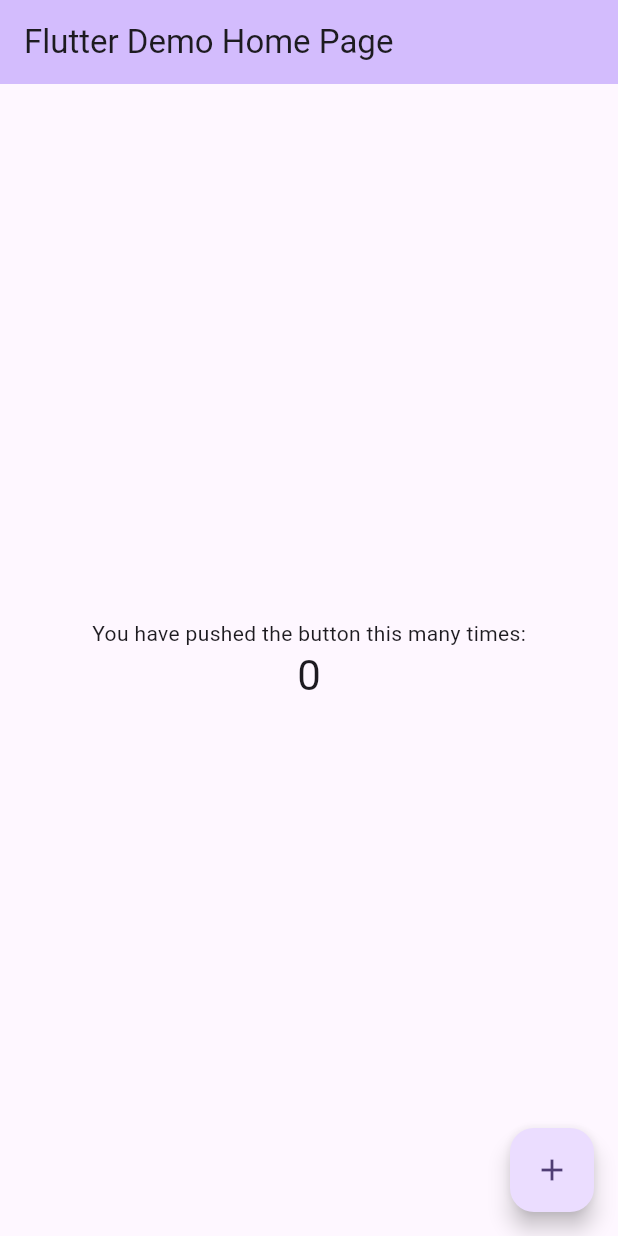
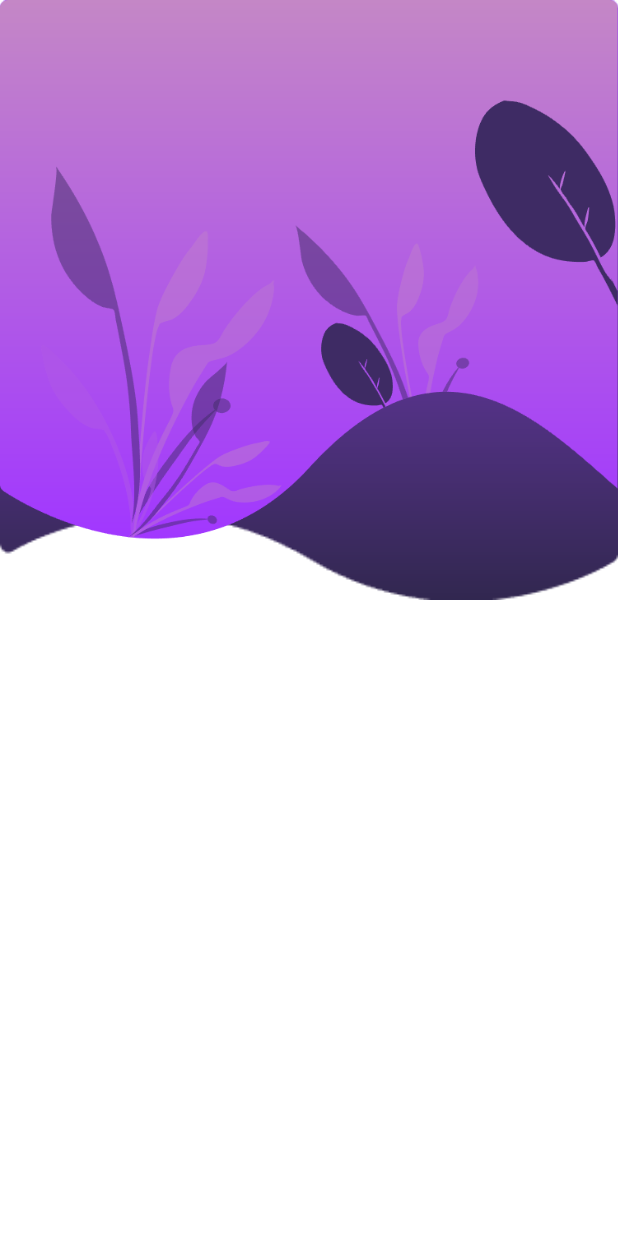
Before and after one commit to evcadhan021/login_page_ui_day13, a Flutter app: the screen it shows after launch, on a phone screen of 412 x 824 dp. Run offline on Flutter 3.47's test engine with Material 3 defaults, Android fonts, the phone set to English and light mode, and no system bars.

Commit message:
second commit

```diff
--- a/lib/main.dart
+++ b/lib/main.dart
@@ -1,125 +1,57 @@
 import 'package:flutter/material.dart';
 
 void main() {
-  runApp(const MyApp());
+  runApp(const MaterialApp(
+    debugShowCheckedModeBanner: false,
+    home: HomePage(),
+  ));
 }
 
-class MyApp extends StatelessWidget {
-  const MyApp({super.key});
+class HomePage extends StatefulWidget {
+  const HomePage({super.key});
 
-  // This widget is the root of your application.
+  @override
+  State<HomePage> createState() => _HomePageState();
+}
+
+class _HomePageState extends State<HomePage> {
   @override
   Widget build(BuildContext context) {
-    return MaterialApp(
-      title: 'Flutter Demo',
-      theme: ThemeData(
-        // This is the theme of your application.
-        //
-        // TRY THIS: Try running your application with "flutter run". You'll see
-        // the application has a purple toolbar. Then, without quitting the app,
-        // try changing the seedColor in the colorScheme below to Colors.green
-        // and then invoke "hot reload" (save your changes or press the "hot
-        // reload" button in a Flutter-supported IDE, or press "r" if you used
-        // the command line to start the app).
-        //
-        // Notice that the counter didn't reset back to zero; the application
-        // state is not lost during the reload. To reset the state, use hot
-        // restart instead.
-        //
-        // This works for code too, not just values: Most code changes can be
-        // tested with just a hot reload.
-        colorScheme: ColorScheme.fromSeed(seedColor: Colors.deepPurple),
-        useMaterial3: true,
-      ),
-      home: const MyHomePage(title: 'Flutter Demo Home Page'),
-    );
+    final width = MediaQuery.of(context).size.width;
+    return Scaffold(
+        backgroundColor: Colors.white,
+        body: Column(
+          children: [
+            Container(
+              height: 400,
+              child: Stack(
+                children: [
+                  Positioned(
+                    child: Container(
+                      decoration: const BoxDecoration(
+                        image: DecorationImage(
+                          image: AssetImage('assets/images/background.png'),
+                          fit: BoxFit.fill,
+                        ),
+                      ),
+                    ),
+                  ),
+                  Positioned(
+                    height: 400,
+                    width: width + 20,
+                    child: Container(
+                      decoration: const BoxDecoration(
+                        image: DecorationImage(
+                          image: AssetImage('assets/images/background-2.png'),
+                          fit: BoxFit.fill,
+                        ),
+                      ),
+                    ),
+                  )
+                ],
+              ),
+            )
+          ],
+        ));
   }
 }
-
-class MyHomePage extends StatefulWidget {
-  const MyHomePage({super.key, required this.title});
-
-  // This widget is the home page of your application. It is stateful, meaning
-  // that it has a State object (defined below) that contains fields that affect
-  // how it looks.
-
-  // This class is the configuration for the state. It holds the values (in this
-  // case the title) provided by the parent (in this case the App widget) and
-  // used by the build method of the State. Fields in a Widget subclass are
-  // always marked "final".
-
-  final String title;
-
-  @override
-  State<MyHomePage> createState() => _MyHomePageState();
-}
-
-class _MyHomePageState extends State<MyHomePage> {
-  int _counter = 0;
-
-  void _incrementCounter() {
-    setState(() {
-      // This call to setState tells the Flutter framework that something has
-      // changed in this State, which causes it to rerun the build method below
-      // so that the display can reflect the updated values. If we changed
-      // _counter without calling setState(), then the build method would not be
-      // called again, and so nothing would appear to happen.
-      _counter++;
-    });
-  }
-
-  @override
-  Widget build(BuildContext context) {
-    // This method is rerun every time setState is called, for instance as done
-    // by the _incrementCounter method above.
-    //
-    // The Flutter framework has been optimized to make rerunning build methods
-    // fast, so that you can just rebuild anything that needs updating rather
-    // than having to individually change instances of widgets.
-    return Scaffold(
-      appBar: AppBar(
-        // TRY THIS: Try changing the color here to a specific color (to
-        // Colors.amber, perhaps?) and trigger a hot reload to see the AppBar
-        // change color while the other colors stay the same.
-        backgroundColor: Theme.of(context).colorScheme.inversePrimary,
-        // Here we take the value from the MyHomePage object that was created by
-        // the App.build method, and use it to set our appbar title.
-        title: Text(widget.title),
-      ),
-      body: Center(
-        // Center is a layout widget. It takes a single child and positions it
-        // in the middle of the parent.
-        child: Column(
-          // Column is also a layout widget. It takes a list of children and
-          // arranges them vertically. By default, it sizes itself to fit its
-          // children horizontally, and tries to be as tall as its parent.
-          //
-          // Column has various properties to control how it sizes itself and
-          // how it positions its children. Here we use mainAxisAlignment to
-          // center the children vertically; the main axis here is the vertical
-          // axis because Columns are vertical (the cross axis would be
-          // horizontal).
-          //
-          // TRY THIS: Invoke "debug painting" (choose the "Toggle Debug Paint"
-          // action in the IDE, or press "p" in the console), to see the
-          // wireframe for each widget.
-          mainAxisAlignment: MainAxisAlignment.center,
-          children: <Widget>[
-            const Text(
-              'You have pushed the button this many times:',
-            ),
-            Text(
-              '$_counter',
-              style: Theme.of(context).textTheme.headlineMedium,
-            ),
-          ],
-        ),
-      ),
-      floatingActionButton: FloatingActionButton(
-        onPressed: _incrementCounter,
-        tooltip: 'Increment',
-        child: const Icon(Icons.add),
-      ), // This trailing comma makes auto-formatting nicer for build methods.
-    );
-  }
-}
--- a/pubspec.yaml
+++ b/pubspec.yaml
@@ -59,9 +59,9 @@ flutter:
   uses-material-design: true
 
   # To add assets to your application, add an assets section, like this:
-  # assets:
-  #   - images/a_dot_burr.jpeg
-  #   - images/a_dot_ham.jpeg
+  assets:
+    - assets/images/
+    - assets/screenshot/
 
   # An image asset can refer to one or more resolution-specific "variants", see
   # https://flutter.dev/to/resolution-aware-images
```
Also changed, not shown: assets/images/background-2.png (added), assets/images/background.png (added), 1 other file.
